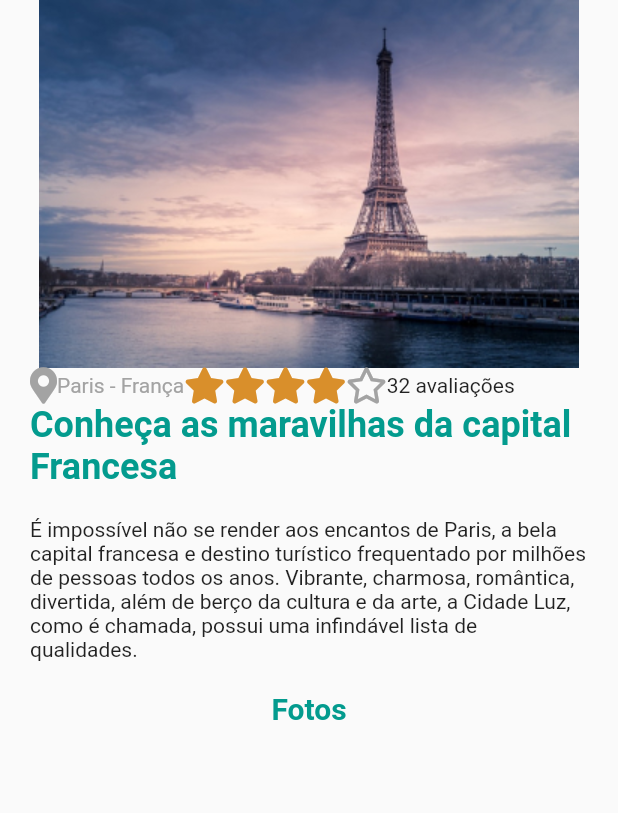
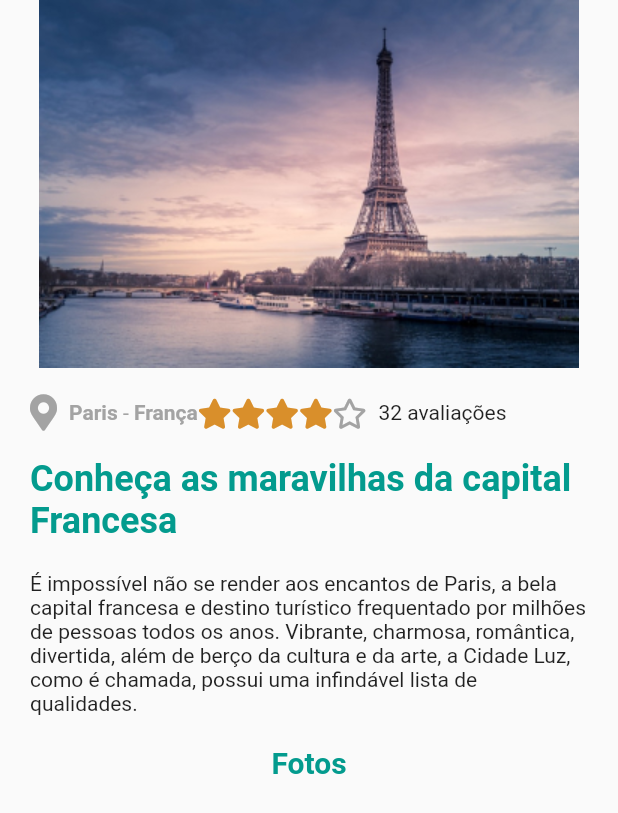
Before and after one commit to stevenarancic/trip_advisor, a Flutter app: the screen it shows after launch, on a phone screen of 412 x 824 dp. Shown: the top 813 px of the screen. Run offline on Flutter 3.47's test engine with Material 2 defaults, Android fonts, the phone set to English and light mode, and no system bars; our stand-ins replace font_awesome_flutter.

Commit message:
trip_advisor
ajustes em espaçamentos do layout.

```diff
--- a/lib/screens/home/home.dart
+++ b/lib/screens/home/home.dart
@@ -17,7 +17,9 @@ class Home extends StatelessWidget {
                   "assets/images/banner_image.jpg",
                 ),
               ),
-              Row(
+              Padding(
+                padding: const EdgeInsets.symmetric(vertical: 18.0),
+                child: Row(
                   children: [
                     Location(
                       city: "Paris",
@@ -29,6 +31,7 @@ class Home extends StatelessWidget {
                       numberOfSolidStars: 4,
                     ),
                   ],
+                ),
               ),
               Text(
                 "Conheça as maravilhas da capital Francesa",
--- a/lib/screens/home/widgets/location.dart
+++ b/lib/screens/home/widgets/location.dart
@@ -19,10 +19,14 @@ class Location extends StatelessWidget {
           FontAwesomeIcons.mapMarkerAlt,
           color: grayTheme,
         ),
+        SizedBox(
+          width: 8,
+        ),
         Text(
           this.city,
           style: TextStyle(
             color: grayTheme,
+            fontWeight: FontWeight.bold,
           ),
         ),
         Text(
@@ -35,6 +39,7 @@ class Location extends StatelessWidget {
           this.country,
           style: TextStyle(
             color: grayTheme,
+            fontWeight: FontWeight.bold,
           ),
         ),
       ],
--- a/lib/screens/home/widgets/rating.dart
+++ b/lib/screens/home/widgets/rating.dart
@@ -20,13 +20,18 @@ class Rating extends StatelessWidget {
         for (var i = 0; i < this.numberOfSolidStars; i++)
           FaIcon(
             FontAwesomeIcons.solidStar,
+            size: 20,
             color: orangeTheme,
           ),
         for (var i = 0; i < this.numberOfStars; i++)
           FaIcon(
             FontAwesomeIcons.star,
+            size: 20,
             color: grayTheme,
           ),
+        SizedBox(
+          width: 8,
+        ),
         Text(
           "${this.numberOfRatings} avaliações",
         ),
```
Lines whose indentation alone changed are shown as unchanged.
